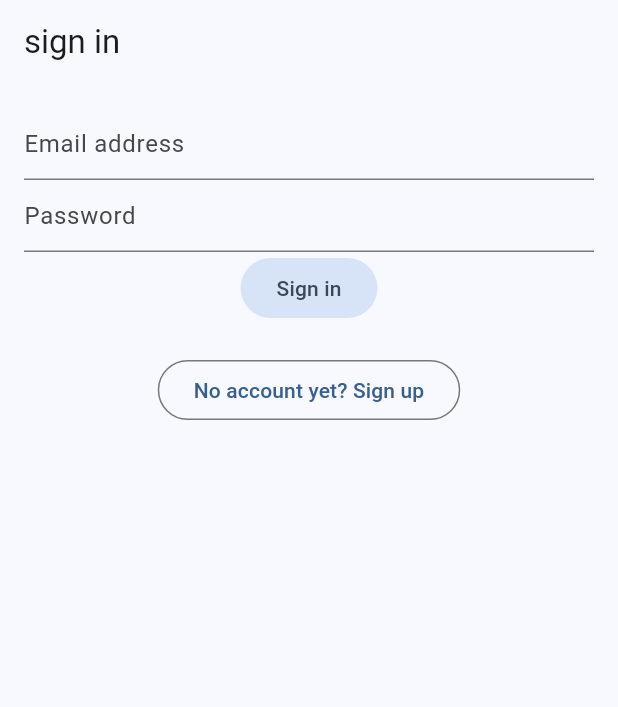
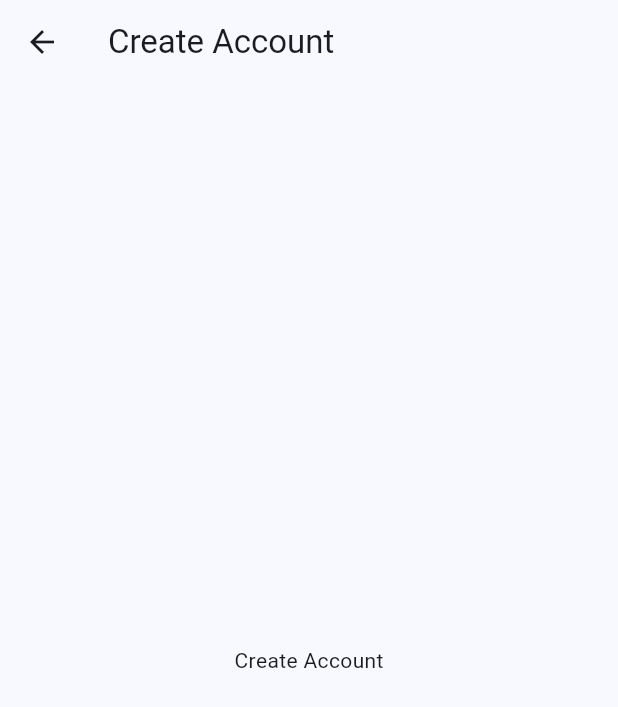
Before and after one commit to Yatheesh-Nagella/LocalGPT-Orginal-build, a Flutter app: the screen it shows after launch, after a tap on "No account yet? Sign up", on a phone screen of 412 x 824 dp. Shown: the top 707 px of the screen. Run offline on Flutter 3.47's test engine with Material 3 defaults, Android fonts, the phone set to English and light mode, and no system bars; our stand-ins replace firebase_auth, firebase_core; accounts and stored records are empty.

Commit message:
L6 27 navigate to create account screen

```diff
--- a/lib/controller/signinscreen_controller.dart
+++ b/lib/controller/signinscreen_controller.dart
@@ -1,6 +1,7 @@
 import 'package:firebase_auth/firebase_auth.dart';
 import 'package:flutter/material.dart';
 import 'package:lesson6/controller/auth_controller.dart';
+import 'package:lesson6/view/createaccount_screen.dart';
 import 'package:lesson6/view/show_snackbar.dart';
 import 'package:lesson6/view/signin_screen.dart';
 
@@ -48,6 +49,6 @@ class SignInScreenController {
   }
 
   void gotoCreateAccount(){
-
+    Navigator.pushNamed(state.context, CreateAccountScreen.routeName);
   }
 }
--- a/lib/main.dart
+++ b/lib/main.dart
@@ -1,5 +1,6 @@
 import 'package:flutter/material.dart';
 import 'package:firebase_core/firebase_core.dart';
+import 'package:lesson6/view/createaccount_screen.dart';
 import 'package:lesson6/view/startdispatcher.dart';
 import 'firebase_options.dart';
 
@@ -24,6 +25,7 @@ class FirebaseTemplateApp extends StatelessWidget {
       initialRoute: StartDispatcher.routeName,
       routes: {
         StartDispatcher.routeName: (context) => const StartDispatcher(),
+        CreateAccountScreen.routeName:(context) => const CreateAccountScreen(),
       },
     );
   }
--- /dev/null
+++ b/lib/view/createaccount_screen.dart
@@ -0,0 +1,26 @@
+import 'package:flutter/material.dart';
+
+class CreateAccountScreen extends StatefulWidget {
+  const CreateAccountScreen({super.key});
+
+  static const routeName = '/createAccountScreen';
+
+  @override
+  State<StatefulWidget> createState() {
+    return CreateAccountState();
+  }
+}
+
+class CreateAccountState extends State<CreateAccountScreen> {
+  @override
+  Widget build(BuildContext context) {
+    return Scaffold(
+      appBar: AppBar(
+        title: const Text("Create Account"),
+      ),
+      body: const Center(
+        child: Text("Create Account"),
+      ),
+    );
+  }
+}
--- a/lib/view/home_screen.dart
+++ b/lib/view/home_screen.dart
@@ -1,4 +1,3 @@
-import 'package:firebase_auth/firebase_auth.dart';
 import 'package:flutter/material.dart';
 import 'package:lesson6/controller/auth_controller.dart';
 import 'package:lesson6/controller/home_controller.dart';
```
